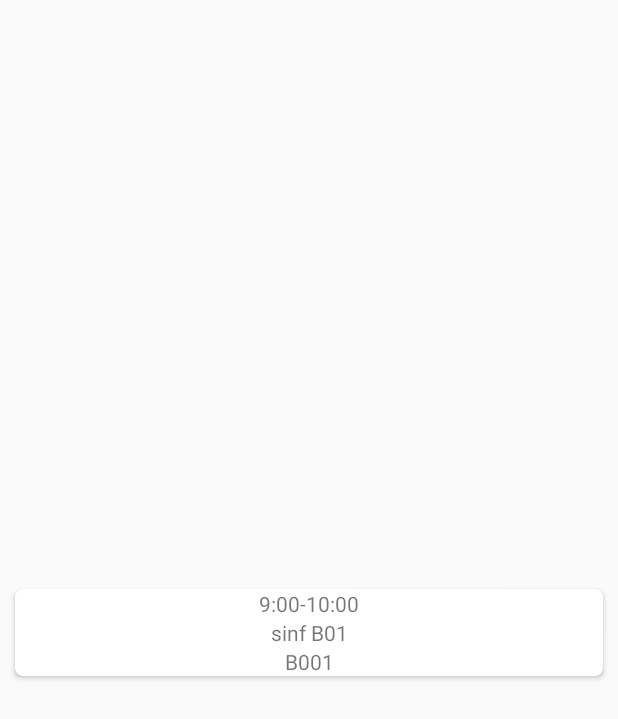
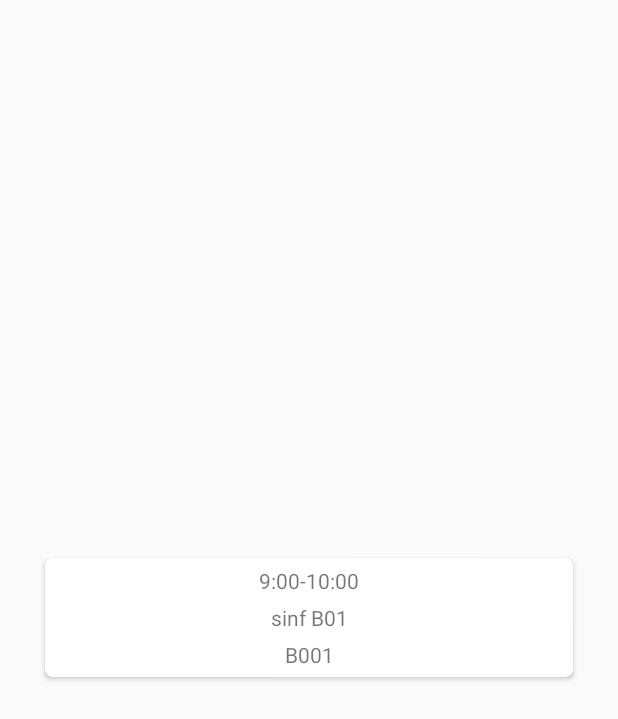
Before and after one commit to guillerial/android, an Android app: the layout schedule_item.xml on its own in the app's theme, with its tools: preview values and no code run, on a phone screen of 412 x 824 dp. Shown: the top 719 px of the screen. Run offline under Robolectric (Android 15) with nearby library versions, the phone set to English and light mode, and no system bars.

Commit message:
Items updated

```diff
--- a/app/src/main/java/es/indios/markn/ui/guide/GuidePresenter.java
+++ b/app/src/main/java/es/indios/markn/ui/guide/GuidePresenter.java
@@ -72,7 +72,7 @@ public class GuidePresenter extends BasePresenter<GuideMvpView> implements Searc
     }
 
     public void getIndicationsAndTopologies(){
-        mDataManager.getIndicationsAndTopology().subscribeOn(Schedulers.io()).observeOn(AndroidSchedulers.mainThread()).subscribe(new Observer<IndicationsTopologyWrapper>() {
+        mDataManager.getIndicationsAndTopology().subscribe(new Observer<IndicationsTopologyWrapper>() {
             @Override
             public void onSubscribe(Disposable d) {
 
--- a/app/src/main/res/layout/guide_item.xml
+++ b/app/src/main/res/layout/guide_item.xml
@@ -9,6 +9,7 @@
     android:layout_marginTop="10dp"
     android:layout_marginLeft="10dp"
     android:layout_marginRight="10dp"
+    android:layout_marginBottom="10dp"
     card_view:cardCornerRadius="5dp"
     card_view:cardElevation="8dp">
 
--- a/app/src/main/res/layout/schedule_item.xml
+++ b/app/src/main/res/layout/schedule_item.xml
@@ -7,8 +7,9 @@
     android:layout_height="wrap_content"
     android:layout_gravity="center"
     android:layout_marginTop="10dp"
-    android:layout_marginLeft="10dp"
-    android:layout_marginRight="10dp"
+    android:layout_marginBottom="10dp"
+    android:layout_marginLeft="30dp"
+    android:layout_marginRight="30dp"
     card_view:cardCornerRadius="5dp"
     >
 
@@ -22,6 +23,8 @@
             android:id="@+id/scheduler_hour"
             android:layout_width="match_parent"
             android:layout_height="wrap_content"
+            android:layout_marginTop="5dp"
+            android:layout_marginBottom="5dp"
             android:text="9:00-10:00"
             android:gravity="center"
             />
@@ -29,6 +32,7 @@
             android:id="@+id/scheduler_group"
             android:layout_width="match_parent"
             android:layout_height="wrap_content"
+            android:layout_marginBottom="5dp"
             android:text="sinf B01"
             android:gravity="center"
             />
@@ -36,6 +40,7 @@
             android:id="@+id/scheduler_classroom"
             android:layout_width="match_parent"
             android:layout_height="wrap_content"
+            android:layout_marginBottom="5dp"
             android:text="B001"
             android:gravity="center"/>
 
```
Also changed, not shown: app/src/main/java/es/indios/markn/ui/guide/GuideFragment.java (+7 -2 lines), app/src/main/res/layout/day_item.xml (+8 -3 lines).
